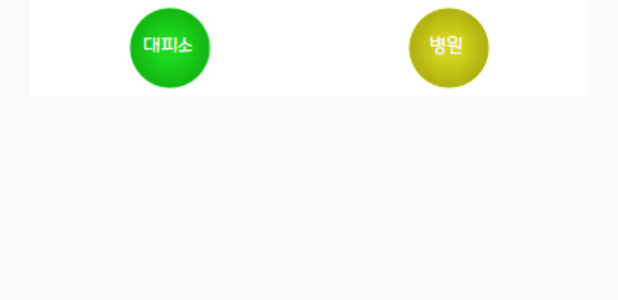
After one commit to OPOv/Emergency_practice, an Android app: the layout content_main_top.xml on its own in the app's theme, with its tools: preview values and no code run, on a phone screen of 412 x 824 dp. The commit adds this screen. Shown: the top 300 px of the screen. Run offline under Robolectric (Android 15) with nearby library versions, the phone set to English and light mode, and no system bars.

Commit message:
전체적으로 리펙터링 액션바 추가 네비게이션 바 색상 변경

```diff
--- a/app/src/main/java/com/example/lg/emergency/HospiterActivity.java
+++ b/app/src/main/java/com/example/lg/emergency/HospitalActivity.java
@@ -3,10 +3,10 @@ package com.example.lg.emergency;
 import android.os.Bundle;
 import android.support.v7.app.AppCompatActivity;
 
-public class HospiterActivity extends AppCompatActivity {
+public class HospitalActivity extends AppCompatActivity {
     @Override
     protected void onCreate(Bundle savedInstanceState) {
         super.onCreate(savedInstanceState);
-        setContentView(R.layout.activity_hospiter);
+        setContentView(R.layout.activity_hospital);
     }
 }
--- a/app/src/main/java/com/example/lg/emergency/KnowledgeDataActivity.java
+++ b/app/src/main/java/com/example/lg/emergency/KnowledgeDataActivity.java
@@ -1,7 +1,6 @@
 package com.example.lg.emergency;
 
 import android.content.Intent;
-import android.graphics.Typeface;
 import android.os.Bundle;
 import android.support.v7.app.AppCompatActivity;
 
@@ -12,7 +11,7 @@ public class KnowledgeDataActivity extends AppCompatActivity {
     @Override
     protected void onCreate(Bundle savedInstanceState) {
         super.onCreate(savedInstanceState);
-        setContentView(R.layout.activity_knowledgedata);
+        setContentView(R.layout.activity_knowledge_detail);
 
         Intent intent = getIntent();
 
--- a/app/src/main/java/com/example/lg/emergency/Splashscreen.java
+++ b/app/src/main/java/com/example/lg/emergency/SplashActivity.java
@@ -5,16 +5,16 @@ import android.os.Bundle;
 import android.os.Handler;
 import android.support.v7.app.AppCompatActivity;
 
-public class Splashscreen extends AppCompatActivity {
+public class SplashActivity extends AppCompatActivity {
 
     protected void onCreate(Bundle savedInstanceState) {
         super.onCreate(savedInstanceState);
-        setContentView(R.layout.activity_splashscreen);
+        setContentView(R.layout.activity_splash);
 
         new Handler().postDelayed(new Runnable() {
             @Override
             public void run() {
-                Intent intent = new Intent(Splashscreen.this, MainActivity.class);
+                Intent intent = new Intent(SplashActivity.this, MainActivity.class);
                 intent.setFlags(Intent.FLAG_ACTIVITY_NO_ANIMATION);
                 startActivity(intent);
             }
--- a/app/src/main/java/com/example/lg/emergency/nmap/Fragment1.java
+++ b/app/src/main/java/com/example/lg/emergency/nmap/Fragment1.java
@@ -14,6 +14,6 @@ public class Fragment1 extends NMapFragment {
 
     @Override
     public View onCreateView(LayoutInflater inflater, ViewGroup container, Bundle savedInstanceState) {
-        return inflater.inflate(R.layout.fragment1, container, false);
+        return inflater.inflate(R.layout.fragment_1, container, false);
     }
 }
--- a/app/src/main/java/com/example/lg/emergency/nmap/Fragment2.java
+++ b/app/src/main/java/com/example/lg/emergency/nmap/Fragment2.java
@@ -17,7 +17,7 @@ public class Fragment2 extends Fragment {
     @Override
     public View onCreateView(LayoutInflater inflater, ViewGroup container,
                              Bundle savedInstanceState) {
-        return inflater.inflate(R.layout.fragment2, container, false);
+        return inflater.inflate(R.layout.fragment_2, container, false);
     }
 
 }
--- a/app/src/main/java/com/example/lg/emergency/nmap/NMapViewer.java
+++ b/app/src/main/java/com/example/lg/emergency/nmap/NMapViewer.java
@@ -96,7 +96,7 @@ public class NMapViewer extends NMapActivity {
         super.onCreate(savedInstanceState);
 
         if (USE_XML_LAYOUT) {
-            setContentView(R.layout.main);
+            setContentView(R.layout.activity_nmap);
 
             mMapView = (NMapView)findViewById(R.id.mapView);
         } else {
--- a/app/src/main/res/layout/activity_knowledgedata.xml
+++ b/app/src/main/res/layout/activity_knowledge_detail.xml
@@ -11,7 +11,7 @@
         android:layout_height="wrap_content"
         android:layout_alignParentTop="true"
         android:layout_centerHorizontal="true"
-        android:background="@color/colororange"
+        android:background="@color/colorOrange"
         android:gravity="center"
         android:text="TextView"
         android:textColor="@color/colorWhite"
@@ -38,7 +38,7 @@
         android:textColor="@color/colorWhite"
         android:gravity="right"
         android:text="TextView"
-        android:background="@color/colororange"
+        android:background="@color/colorOrange"
         android:textSize="15dp"
         android:textStyle="bold" />
 </RelativeLayout>
--- /dev/null
+++ b/app/src/main/res/layout/content_main_top.xml
@@ -0,0 +1,33 @@
+<?xml version="1.0" encoding="utf-8"?>
+<android.support.constraint.ConstraintLayout
+    xmlns:android="http://schemas.android.com/apk/res/android" android:layout_width="match_parent"
+    android:layout_height="match_parent">
+    <LinearLayout
+        android:layout_width="match_parent"
+        android:layout_height="wrap_content"
+        android:orientation="horizontal"
+        android:gravity="center"
+        android:layout_margin="20dp">
+
+        <ImageButton
+            android:id="@+id/shelter"
+            android:layout_weight="1"
+            android:layout_width="0dp"
+            android:layout_height="wrap_content"
+            android:background="@color/colorWhite"
+            android:onClick="shelter_btn"
+            android:src="@drawable/green_circle" />
+
+        <ImageButton
+            android:id="@+id/hospital"
+            android:layout_weight="1"
+            android:layout_width="0dp"
+            android:layout_height="wrap_content"
+            android:background="@color/colorWhite"
+            android:onClick="hospital_btn"
+            android:src="@drawable/yello_circle"/>
+
+
+    </LinearLayout>
+
+</android.support.constraint.ConstraintLayout>
--- a/app/src/main/res/values/colors.xml
+++ b/app/src/main/res/values/colors.xml
@@ -1,8 +1,9 @@
 <?xml version="1.0" encoding="utf-8"?>
 <resources>
     <color name="colorPrimary">#3F51B5</color>
+    <color name="colorPrimaryDark">#1A237E</color>
     <color name="colorWhite">#FFFFFF</color>
     <color name="colorAccent">#FF4081</color>
-    <color name="colororange">#FF6600</color>
+    <color name="colorOrange">#FF6600</color>
 
 </resources>
--- a/app/src/main/res/values/styles.xml
+++ b/app/src/main/res/values/styles.xml
@@ -1,10 +1,10 @@
 <resources>
 
     <!-- Base application theme. -->
-    <style name="AppTheme" parent="Theme.AppCompat.Light.NoActionBar">
+    <style name="AppTheme" parent="Theme.AppCompat.Light.DarkActionBar">
         <!-- Customize your theme here. -->
         <item name="colorPrimary">@color/colorPrimary</item>
-        <item name="colorPrimaryDark">@color/colorWhite</item>
+        <item name="colorPrimaryDark">@color/colorPrimaryDark</item>
         <item name="colorAccent">@color/colorAccent</item>
     </style>
 
```
Also changed, not shown: app/src/main/AndroidManifest.xml (+4 -3 lines), app/src/main/java/com/example/lg/emergency/KnowledgeActivity.java (+23 -23 lines), app/src/main/java/com/example/lg/emergency/KnowledgeAdapter.java (+37 -30 lines), app/src/main/java/com/example/lg/emergency/KnowledgeItem.java (added, +22 -0 lines), app/src/main/java/com/example/lg/emergency/MainActivity.java (+38 -8 lines), app/src/main/res/layout/activity_main.xml (+64 -49 lines), app/src/main/res/layout/activity_hospital.xml (renamed from app/src/main/res/layout/activity_hospiter.xml), app/src/main/res/layout/activity_splash.xml (renamed from app/src/main/res/layout/activity_splashscreen.xml), app/src/main/res/layout/item_knowledge.xml (renamed from app/src/main/res/layout/activity_knowledge_listview.xml).
